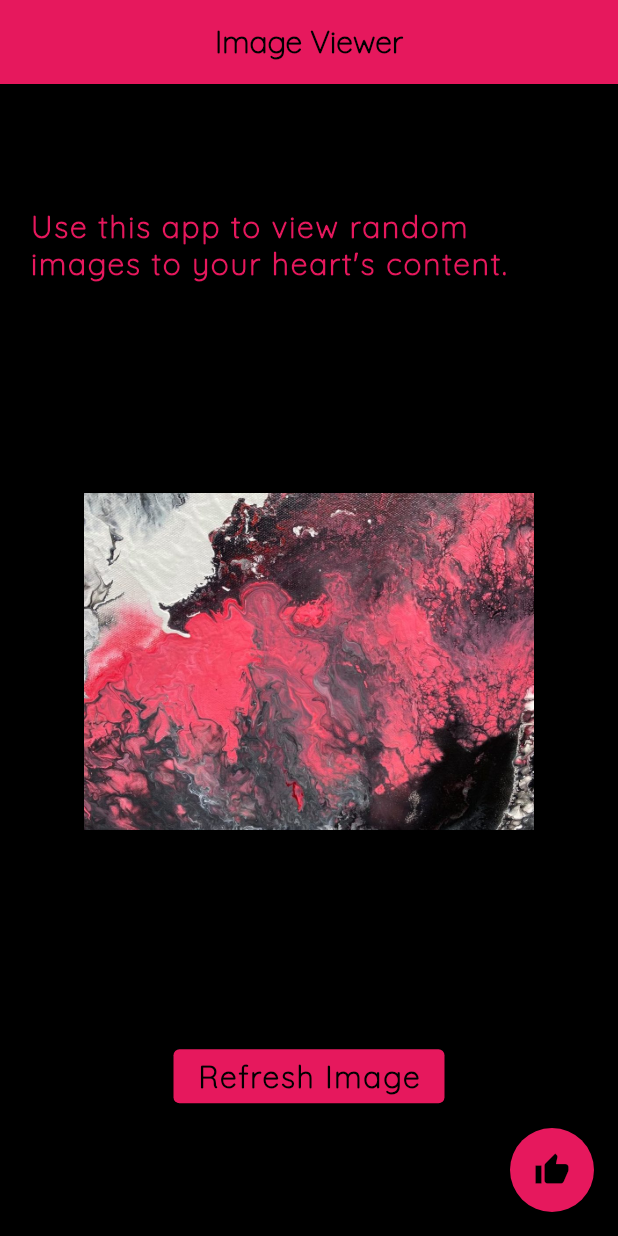
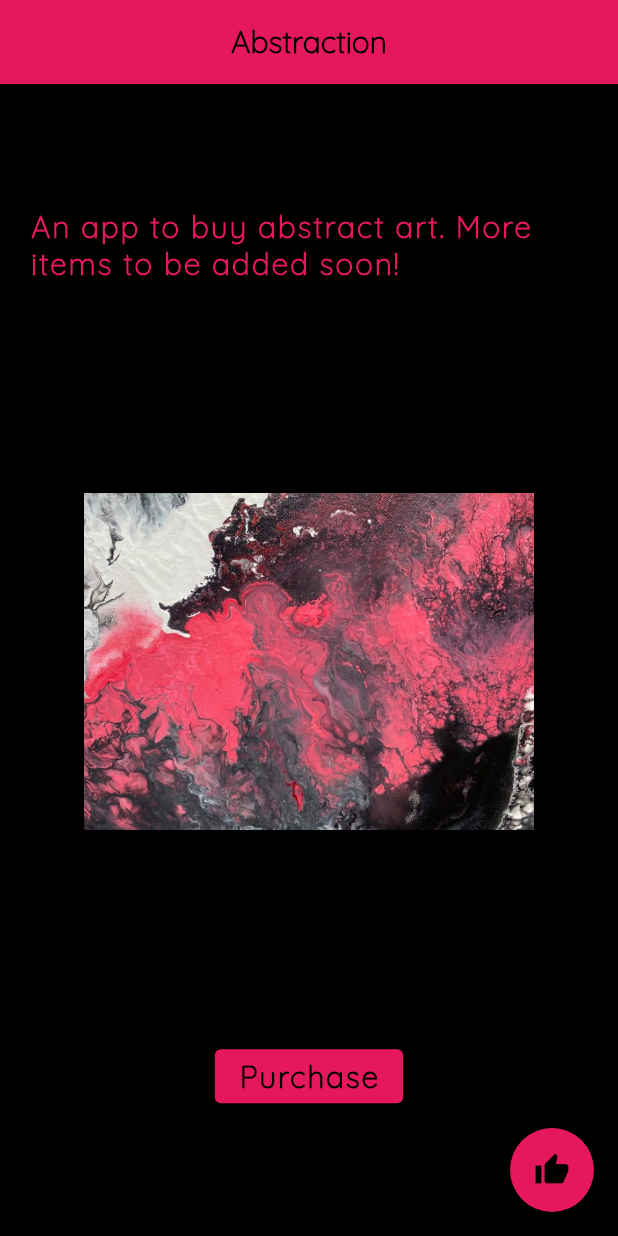
Before and after one commit to Diptonil/cloud-notes, a Flutter app: the screen it shows after launch, on a phone screen of 412 x 824 dp. Run offline on Flutter 3.47's test engine with Material 2 defaults, Android fonts, the light colour scheme and no system bars.

Commit message:
First app finished

```diff
--- a/first_app/lib/main.dart
+++ b/first_app/lib/main.dart
@@ -1,3 +1,4 @@
+import 'package:first_app/utils.dart';
 import 'package:flutter/material.dart';
 
 void main() {
@@ -26,7 +27,7 @@ class HomeWidget extends StatelessWidget {
         backgroundColor: Colors.black,
         appBar: AppBar(
           title: const Text(
-            "Image Viewer",
+            "Abstraction",
             style: TextStyle(
               fontSize: 20.0,
               color: Colors.black,
@@ -58,7 +59,7 @@ class BodyWidget extends StatelessWidget {
         Container(
           padding: const EdgeInsets.all(20.0),
           child: const Text(
-            "Use this app to view random images to your heart's content.",
+            "An app to buy abstract art. More items to be added soon!",
             style: TextStyle(
               fontSize: 20.0,
               color: Color.fromARGB(237, 247, 26, 100),
@@ -95,9 +96,9 @@ class ButtonWidget extends StatelessWidget {
       style: ButtonStyle(
         backgroundColor: MaterialStateProperty.all<Color>(const Color.fromARGB(237, 247, 26, 100)),
       ),
-      onPressed: () {},
+      onPressed: openURL,
       child: const Text(
-        "Refresh Image",
+        "Purchase",
         style: TextStyle(
           fontSize: 20.0,
           color: Colors.black,
--- a/first_app/pubspec.yaml
+++ b/first_app/pubspec.yaml
@@ -7,6 +7,7 @@ environment:
   sdk: '>=2.19.5 <3.0.0'
 
 dependencies:
+  url_launcher: 6.1.10
   flutter:
     sdk: flutter
 
```
Also changed, not shown: first_app/lib/utils.dart (added, +31 -0 lines), first_app/pubspec.lock.
